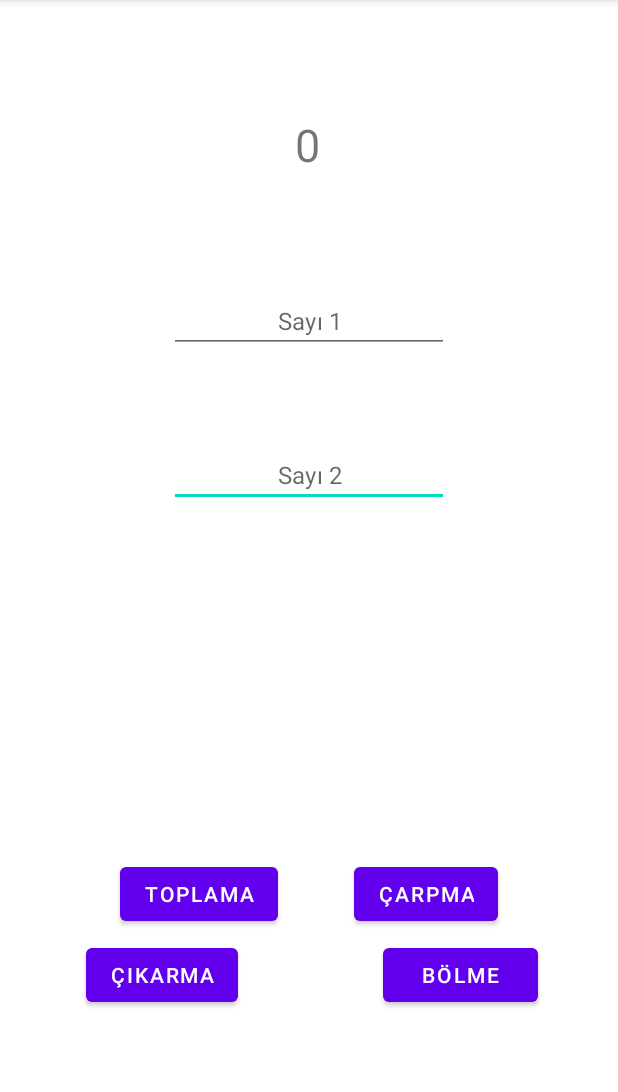
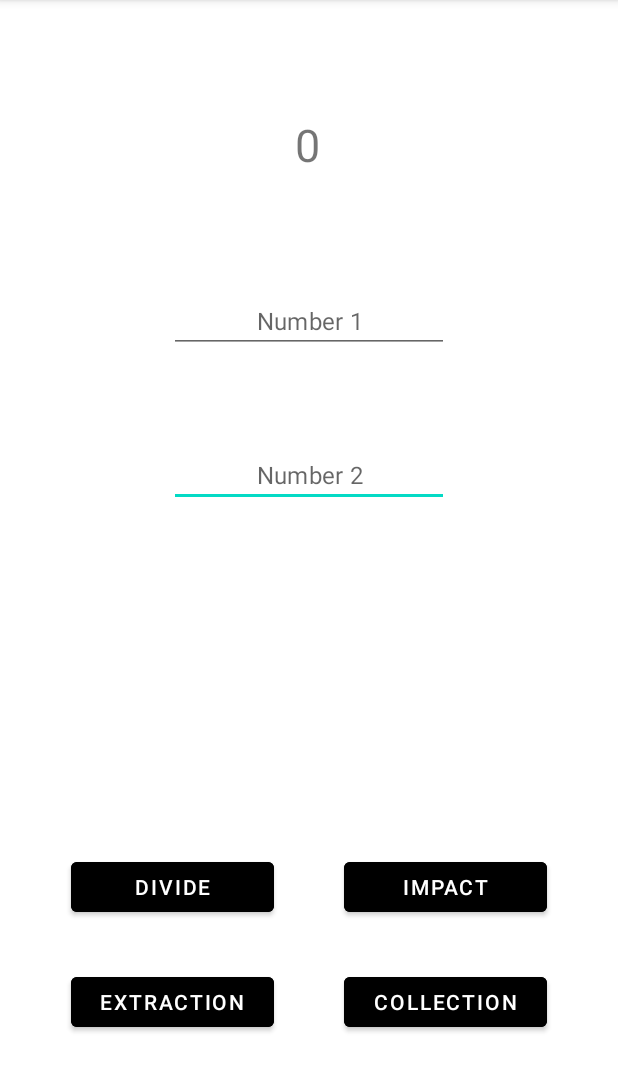
Before and after one commit to asimodabas/Basic-Calculator, an Android app: the screen it shows after launch (MainActivity), on a phone screen of 412 x 824 dp, the part 84-1176 px from its top. Run offline under Robolectric (Android 15) with nearby library versions, the phone set to English and light mode, and no system bars.

Commit message:
division float and eng language added

```diff
--- a/app/src/main/java/com/asimodabas/calculator/MainActivity.kt
+++ b/app/src/main/java/com/asimodabas/calculator/MainActivity.kt
@@ -31,8 +31,8 @@ class MainActivity : AppCompatActivity() {
         buttonBolme.setOnClickListener {
             val  alinanSayi1 = editTextSayi1.text.toString()
             val  alinanSayi2 = editTextSayi2.text.toString()
-            val sayi1 = alinanSayi1.toInt()
-            val sayi2 = alinanSayi2.toInt()
+            val sayi1 = alinanSayi1.toInt().toFloat()
+            val sayi2 = alinanSayi2.toInt().toFloat()
 
             val bolme = sayi1/sayi2
             textViewSonuc.text = bolme.toString()
--- a/app/src/main/res/layout/activity_main.xml
+++ b/app/src/main/res/layout/activity_main.xml
@@ -26,7 +26,7 @@
         android:layout_height="wrap_content"
         android:layout_marginTop="60dp"
         android:ems="10"
-        android:hint="Sayı 2"
+        android:hint="Number 2"
         android:inputType="textPersonName"
         app:layout_constraintBottom_toBottomOf="parent"
         app:layout_constraintEnd_toEndOf="parent"
@@ -41,7 +41,7 @@
         android:layout_height="wrap_content"
         android:layout_marginTop="76dp"
         android:ems="10"
-        android:hint="Sayı 1"
+        android:hint="Number 1"
         android:inputType="textPersonName"
         app:layout_constraintEnd_toEndOf="parent"
         app:layout_constraintStart_toStartOf="parent"
@@ -49,48 +49,50 @@
 
     <Button
         android:id="@+id/buttonToplama"
-        android:layout_width="wrap_content"
-        android:layout_height="wrap_content"
-        android:layout_marginStart="80dp"
-        android:layout_marginBottom="148dp"
-        android:text="Toplama"
+        android:layout_width="135dp"
+        android:layout_height="45dp"
+        android:layout_marginBottom="77dp"
+        android:backgroundTint="#000000"
+        android:text="Collection"
         app:layout_constraintBottom_toBottomOf="parent"
+        app:layout_constraintEnd_toEndOf="parent"
+        app:layout_constraintHorizontal_bias="0.5"
+        app:layout_constraintStart_toEndOf="@+id/buttonCıkarma" />
+
+    <Button
+        android:id="@+id/buttonCarpma"
+        android:layout_width="135dp"
+        android:layout_height="45dp"
+        android:layout_marginBottom="31dp"
+        android:backgroundTint="#000000"
+        android:text="Impact"
+        app:layout_constraintBottom_toTopOf="@+id/buttonToplama"
+        app:layout_constraintEnd_toEndOf="parent"
+        app:layout_constraintHorizontal_bias="0.5"
+        app:layout_constraintStart_toEndOf="@+id/buttonBolme" />
+
+    <Button
+        android:id="@+id/buttonCıkarma"
+        android:layout_width="135dp"
+        android:layout_height="45dp"
+        android:layout_marginBottom="77dp"
+        android:backgroundTint="#000000"
+        android:text="Extraction"
+        app:layout_constraintBottom_toBottomOf="parent"
+        app:layout_constraintEnd_toStartOf="@+id/buttonToplama"
+        app:layout_constraintHorizontal_bias="0.5"
         app:layout_constraintStart_toStartOf="parent" />
 
     <Button
-        android:id="@+id/buttonCarpma"
-        android:layout_width="wrap_content"
-        android:layout_height="wrap_content"
-        android:layout_marginEnd="80dp"
-        android:layout_marginBottom="148dp"
-        android:text="Çarpma"
-        app:layout_constraintBottom_toBottomOf="parent"
-        app:layout_constraintEnd_toEndOf="parent" />
-
-    <Button
-        android:id="@+id/buttonCıkarma"
-        android:layout_width="wrap_content"
-        android:layout_height="wrap_content"
-        android:layout_marginStart="44dp"
-        android:text="Çıkarma"
-        app:layout_constraintBottom_toBottomOf="parent"
-        app:layout_constraintEnd_toEndOf="parent"
-        app:layout_constraintHorizontal_bias="0.049"
-        app:layout_constraintStart_toStartOf="parent"
-        app:layout_constraintTop_toBottomOf="@+id/buttonToplama"
-        app:layout_constraintVertical_bias="0.059" />
-
-    <Button
         android:id="@+id/buttonBolme"
-        android:layout_width="103dp"
-        android:layout_height="48dp"
-        android:layout_marginEnd="44dp"
-        android:text="Bölme"
-        app:layout_constraintBottom_toBottomOf="parent"
-        app:layout_constraintEnd_toEndOf="parent"
-        app:layout_constraintHorizontal_bias="0.965"
-        app:layout_constraintStart_toStartOf="parent"
-        app:layout_constraintTop_toBottomOf="@+id/buttonCarpma"
-        app:layout_constraintVertical_bias="0.059" />
+        android:layout_width="135dp"
+        android:layout_height="45dp"
+        android:layout_marginBottom="31dp"
+        android:backgroundTint="#000000"
+        android:text="Divide"
+        app:layout_constraintBottom_toTopOf="@+id/buttonCıkarma"
+        app:layout_constraintEnd_toStartOf="@+id/buttonCarpma"
+        app:layout_constraintHorizontal_bias="0.5"
+        app:layout_constraintStart_toStartOf="parent" />
 
 </androidx.constraintlayout.widget.ConstraintLayout>
```
